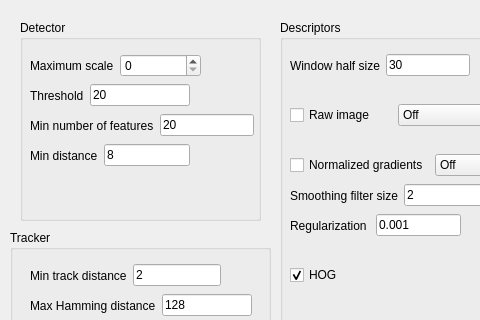
The window that mv_descriptor_learning/preferences.ui (jonabalzer/r4r) describes before a commit, drawn with Qt 5; both pictures show x 0 to 480 and y 0 to 320 of the 592 by 534 pixel window.
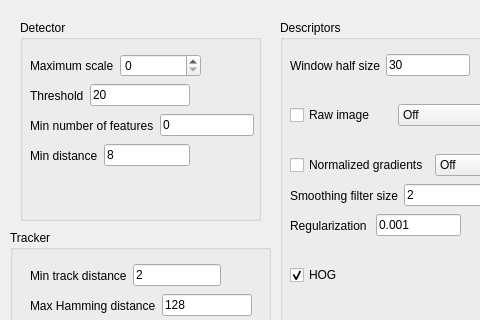
The same window after the commit.

What changed in the file:
```diff
--- a/mv_descriptor_learning/preferences.ui
+++ b/mv_descriptor_learning/preferences.ui
@@ -300,7 +300,7 @@
      <item>
       <widget class="QLineEdit" name="minFeatEdit">
        <property name="text">
-        <string>20</string>
+        <string>0</string>
        </property>
       </widget>
      </item>
```
Left out of the diff: 29 changed lines with no effect on the pictures.
